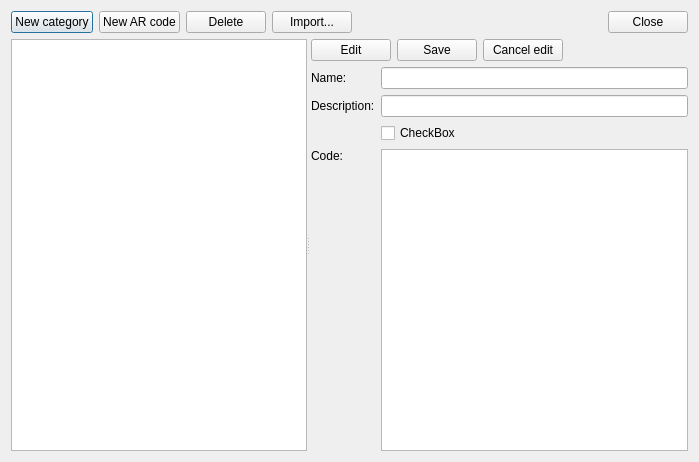
Before: the Qt Designer form src/frontend/qt_sdl/CheatsDialog.ui in openpak/melonds, drawn with Qt 5.
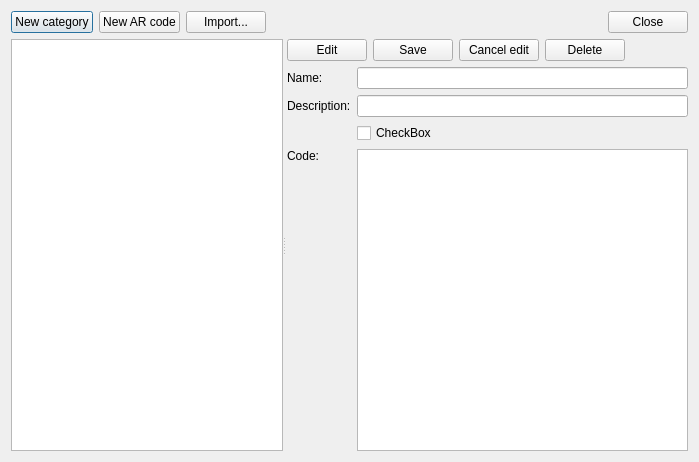
After: the same form once the commit is applied.

Commit message: move delete button to a more logical place

What changed in the file:
```diff
--- a/src/frontend/qt_sdl/CheatsDialog.ui
+++ b/src/frontend/qt_sdl/CheatsDialog.ui
@@ -33,13 +33,6 @@
        </property>
       </widget>
      </item>
-     <item>
-      <widget class="QPushButton" name="btnDeleteCode">
-       <property name="text">
-        <string>Delete</string>
-       </property>
-      </widget>
-     </item>
      <item>
       <widget class="QPushButton" name="btnImportCheats">
        <property name="text">
@@ -149,6 +142,13 @@
            </property>
           </widget>
          </item>
+         <item>
+          <widget class="QPushButton" name="btnDeleteCode">
+           <property name="text">
+            <string>Delete</string>
+           </property>
+          </widget>
+         </item>
          <item>
           <spacer name="horizontalSpacer_2">
            <property name="orientation">
```
The commit also changes 1 other file.
